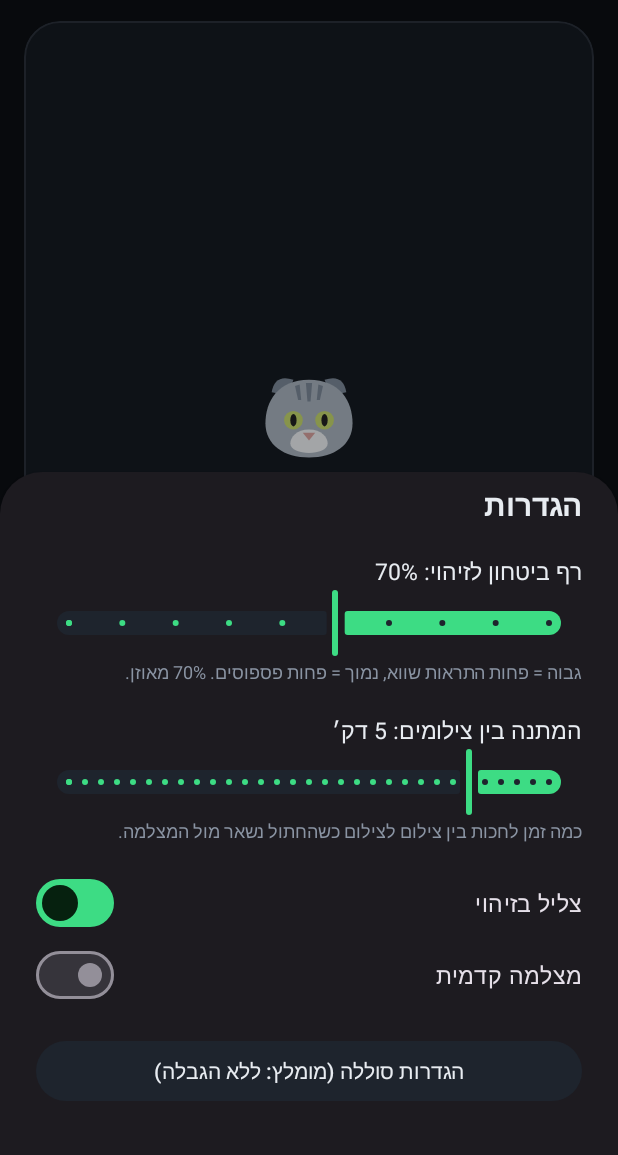
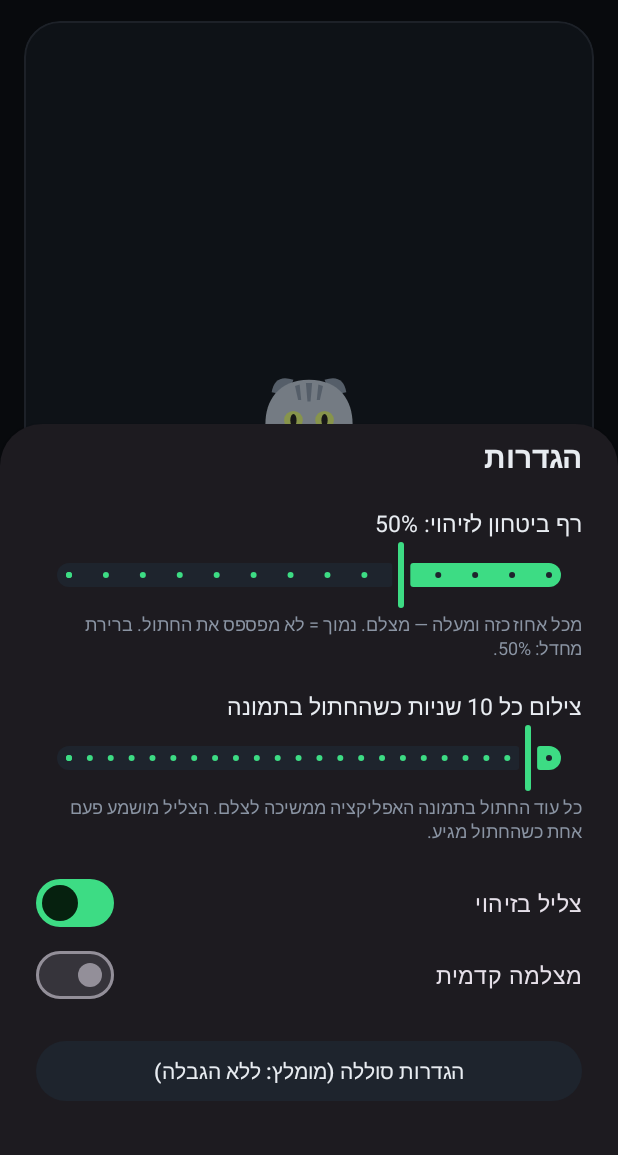
Before and after one commit to captainido/git-practice, an Android app: the screen it shows after launch (MainActivity), after a tap on "הגדרות", on a phone screen of 412 x 824 dp, the part 81-1236 px from its top. Run offline under Robolectric (Android 15) with nearby library versions, the phone set to English and light mode, and no system bars; libraries missing offline, so code that uses them is left out: androidx.camera.core, androidx.camera.view; plain views replace PreviewView; 3 statements that could not run were skipped.

Commit message:
CatCam 2.1: capture whenever the cat is seen, keep capturing while it stays
- Capture on any analyzed frame at/above the threshold (was: 2 consecutive
  frames), comparing whole percents so 70% passes a 70% threshold
- Screen chip now shows the service's own decision plus a countdown to the
  next photo, so screen and capture can never disagree
- Replace the 5-minute cooldown with a capture interval (default 10 s)
  while the cat stays in view; beep once per visit, not per photo
- Default threshold 50% (range 30-95%): any cat seen is our cat
- Recover from a lost capture callback (10 s timeout) and retry right
  away after a failed capture instead of waiting a full interval

Co-Authored-By: Claude Opus 5.5 <noreply@anthropic.com>
Claude-Session: https://claude.ai/code/session_019CajuSGqygmzNoLetrR2si

```diff
--- a/cat-cam/app/build.gradle.kts
+++ b/cat-cam/app/build.gradle.kts
@@ -11,8 +11,8 @@ android {
         applicationId = "com.yungerman.catcam"
         minSdk = 29
         targetSdk = 35
-        versionCode = 3
-        versionName = "2.0"
+        versionCode = 4
+        versionName = "2.1"
 
         // Real phones only (ARM); drops emulator code and halves the APK size.
         ndk {
--- a/cat-cam/app/src/main/java/com/yungerman/catcam/CatCamState.kt
+++ b/cat-cam/app/src/main/java/com/yungerman/catcam/CatCamState.kt
@@ -13,6 +13,12 @@ object CatCamState {
     /** Latest ML Kit "Cat" confidence (0..1) from the live analysis. */
     val catConfidence = MutableStateFlow(0f)
 
+    /** The same decision the service uses to capture, so the screen never disagrees with it. */
+    val catDetected = MutableStateFlow(false)
+
+    /** Wall-clock time of the next automatic capture while the cat stays in view (0 = none). */
+    val nextCaptureAt = MutableStateFlow(0L)
+
     val detectionsToday = MutableStateFlow(0)
     val lastDetectionTime = MutableStateFlow<String?>(null)
     val lastPhotoUri = MutableStateFlow<Uri?>(null)
--- a/cat-cam/app/src/main/java/com/yungerman/catcam/MainActivity.kt
+++ b/cat-cam/app/src/main/java/com/yungerman/catcam/MainActivity.kt
@@ -142,8 +142,13 @@ class MainActivity : AppCompatActivity() {
                 launch { CatCamState.running.collect(::renderRunning) }
                 launch { CatCamState.status.collect { statusText.text = it } }
                 launch {
-                    CatCamState.running.combine(CatCamState.catConfidence) { running, c -> running to c }
-                        .collect { (running, confidence) -> renderDetection(running, confidence) }
+                    combine(
+                        CatCamState.running,
+                        CatCamState.catConfidence,
+                        CatCamState.catDetected,
+                        CatCamState.nextCaptureAt,
+                    ) { running, confidence, detected, nextAt -> Detection(running, confidence, detected, nextAt) }
+                        .collect(::renderDetection)
                 }
                 launch { CatCamState.detectionsToday.collect { todayCountText.text = it.toString() } }
                 launch { CatCamState.lastDetectionTime.collect { lastDetectionText.text = it ?: "—" } }
@@ -175,20 +180,23 @@ class MainActivity : AppCompatActivity() {
         }
     }
 
-    private fun renderDetection(running: Boolean, confidence: Float) {
-        if (!running) {
+    private data class Detection(val running: Boolean, val confidence: Float, val detected: Boolean, val nextCaptureAt: Long)
+
+    private fun renderDetection(d: Detection) {
+        if (!d.running) {
             detectionChip.visibility = View.GONE
             return
         }
-        val percent = (confidence * 100).toInt()
-        val detected = percent >= prefs.minConfidence
+        val percent = Math.round(d.confidence * 100)
+        val secondsToNext = ((d.nextCaptureAt - System.currentTimeMillis() + 999) / 1000).coerceAtLeast(0)
         detectionChip.visibility = View.VISIBLE
         detectionChip.text = when {
-            detected -> "🐱  חתול זוהה · $percent%"
+            d.detected && secondsToNext > 0 -> "🐱  חתול זוהה · $percent% · צילום הבא בעוד $secondsToNext ש׳"
+            d.detected -> "🐱  חתול זוהה · $percent% · מצלם"
             percent > 0 -> "מחפש חתול… ($percent%)"
             else -> "מחפש חתול…"
         }
-        detectionChip.setBackgroundResource(if (detected) R.drawable.bg_chip_detected else R.drawable.bg_chip)
+        detectionChip.setBackgroundResource(if (d.detected) R.drawable.bg_chip_detected else R.drawable.bg_chip)
     }
 
     private fun flash() {
@@ -233,15 +241,14 @@ class MainActivity : AppCompatActivity() {
             confidenceLabel.text = "רף ביטחון לזיהוי: ${value.toInt()}%"
         }
 
-        val cooldownLabel = view.findViewById<TextView>(R.id.cooldownLabel)
-        val cooldownSlider = view.findViewById<Slider>(R.id.cooldownSlider)
-        fun cooldownText(minutes: Int) =
-            if (minutes == 0) "המתנה בין צילומים: ללא" else "המתנה בין צילומים: $minutes דק׳"
-        cooldownSlider.value = prefs.cooldownMinutes.toFloat()
-        cooldownLabel.text = cooldownText(prefs.cooldownMinutes)
-        cooldownSlider.addOnChangeListener { _, value, _ ->
-            prefs.cooldownMinutes = value.toInt()
-            cooldownLabel.text = cooldownText(value.toInt())
+        val intervalLabel = view.findViewById<TextView>(R.id.intervalLabel)
+        val intervalSlider = view.findViewById<Slider>(R.id.intervalSlider)
+        fun intervalText(seconds: Int) = "צילום כל $seconds שניות כשהחתול בתמונה"
+        intervalSlider.value = prefs.captureIntervalSeconds.toFloat()
+        intervalLabel.text = intervalText(prefs.captureIntervalSeconds)
+        intervalSlider.addOnChangeListener { _, value, _ ->
+            prefs.captureIntervalSeconds = value.toInt()
+            intervalLabel.text = intervalText(value.toInt())
         }
 
         view.findViewById<MaterialSwitch>(R.id.soundSwitch).apply {
--- a/cat-cam/app/src/main/java/com/yungerman/catcam/Prefs.kt
+++ b/cat-cam/app/src/main/java/com/yungerman/catcam/Prefs.kt
@@ -10,14 +10,15 @@ import java.util.Locale
 class Prefs(context: Context) {
     private val sp = context.getSharedPreferences("catcam", Context.MODE_PRIVATE)
 
-    var cooldownMinutes: Int
-        get() = sp.getInt("cooldownMinutes", 5).coerceIn(0, 30)
-        set(v) = sp.edit { putInt("cooldownMinutes", v.coerceIn(0, 30)) }
+    /** While the cat stays in view, take a photo every this many seconds. */
+    var captureIntervalSeconds: Int
+        get() = snap(sp.getInt("captureIntervalSec", 10), 5, 120)
+        set(v) = sp.edit { putInt("captureIntervalSec", snap(v, 5, 120)) }
 
-    /** Minimum ML Kit confidence (percent) for the "Cat" label. */
+    /** Minimum ML Kit confidence (percent) for the "Cat" label. Any cat seen is our cat. */
     var minConfidence: Int
-        get() = sp.getInt("minConfidence", 70)
-        set(v) = sp.edit { putInt("minConfidence", v.coerceIn(50, 95)) }
+        get() = snap(sp.getInt("minConfidence", 50), 30, 95)
+        set(v) = sp.edit { putInt("minConfidence", snap(v, 30, 95)) }
 
     var useFrontCamera: Boolean
         get() = sp.getBoolean("useFrontCamera", false)
@@ -40,4 +41,7 @@ class Prefs(context: Context) {
     }
 
     private fun today() = SimpleDateFormat("yyyy-MM-dd", Locale.US).format(Date())
+
+    /** Clamps to range and rounds to the sliders' step of 5 (a Slider crashes on off-step values). */
+    private fun snap(value: Int, min: Int, max: Int) = (Math.round(value / 5f) * 5).coerceIn(min, max)
 }
--- a/cat-cam/app/src/main/res/layout/activity_main.xml
+++ b/cat-cam/app/src/main/res/layout/activity_main.xml
@@ -220,7 +220,7 @@
                     style="@style/CatCam.StatLabel"
                     android:layout_width="wrap_content"
                     android:layout_height="wrap_content"
-                    android:text="זיהויים היום" />
+                    android:text="צילומים היום" />
 
                 <TextView
                     android:id="@+id/todayCountText"
--- a/cat-cam/app/src/main/res/layout/sheet_settings.xml
+++ b/cat-cam/app/src/main/res/layout/sheet_settings.xml
@@ -31,18 +31,18 @@
         android:layout_width="match_parent"
         android:layout_height="wrap_content"
         android:stepSize="5"
-        android:valueFrom="50"
+        android:valueFrom="30"
         android:valueTo="95" />
 
     <TextView
         android:layout_width="wrap_content"
         android:layout_height="wrap_content"
-        android:text="גבוה = פחות התראות שווא, נמוך = פחות פספוסים. 70% מאוזן."
+        android:text="מכל אחוז כזה ומעלה — מצלם. נמוך = לא מפספס את החתול. ברירת מחדל: 50%."
         android:textColor="@color/text_dim"
         android:textSize="12sp" />
 
     <TextView
-        android:id="@+id/cooldownLabel"
+        android:id="@+id/intervalLabel"
         android:layout_width="wrap_content"
         android:layout_height="wrap_content"
         android:layout_marginTop="20dp"
@@ -50,17 +50,17 @@
         android:textSize="15sp" />
 
     <com.google.android.material.slider.Slider
-        android:id="@+id/cooldownSlider"
+        android:id="@+id/intervalSlider"
         android:layout_width="match_parent"
         android:layout_height="wrap_content"
-        android:stepSize="1"
-        android:valueFrom="0"
-        android:valueTo="30" />
+        android:stepSize="5"
+        android:valueFrom="5"
+        android:valueTo="120" />
 
     <TextView
         android:layout_width="wrap_content"
         android:layout_height="wrap_content"
-        android:text="כמה זמן לחכות בין צילום לצילום כשהחתול נשאר מול המצלמה."
+        android:text="כל עוד החתול בתמונה האפליקציה ממשיכה לצלם. הצליל מושמע פעם אחת כשהחתול מגיע."
         android:textColor="@color/text_dim"
         android:textSize="12sp" />
 
```
Also changed, not shown: cat-cam/app/src/main/java/com/yungerman/catcam/CatCamService.kt (+36 -18 lines), 3 other files.
